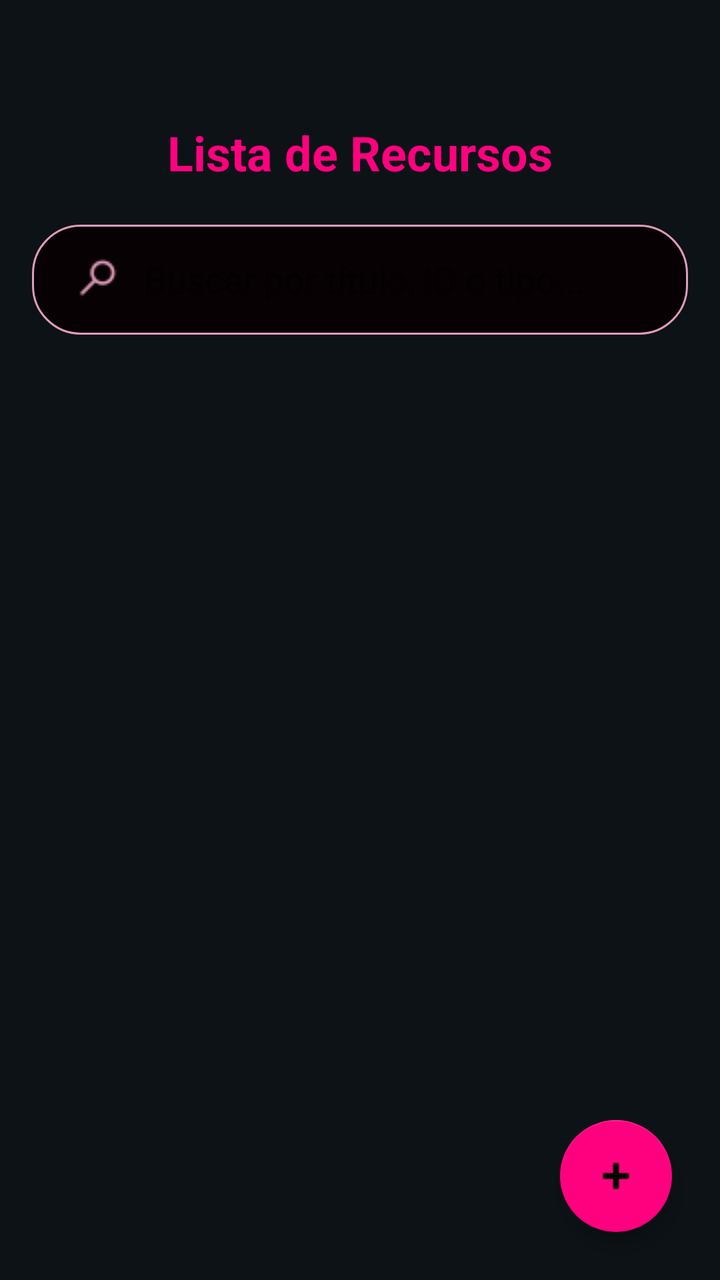
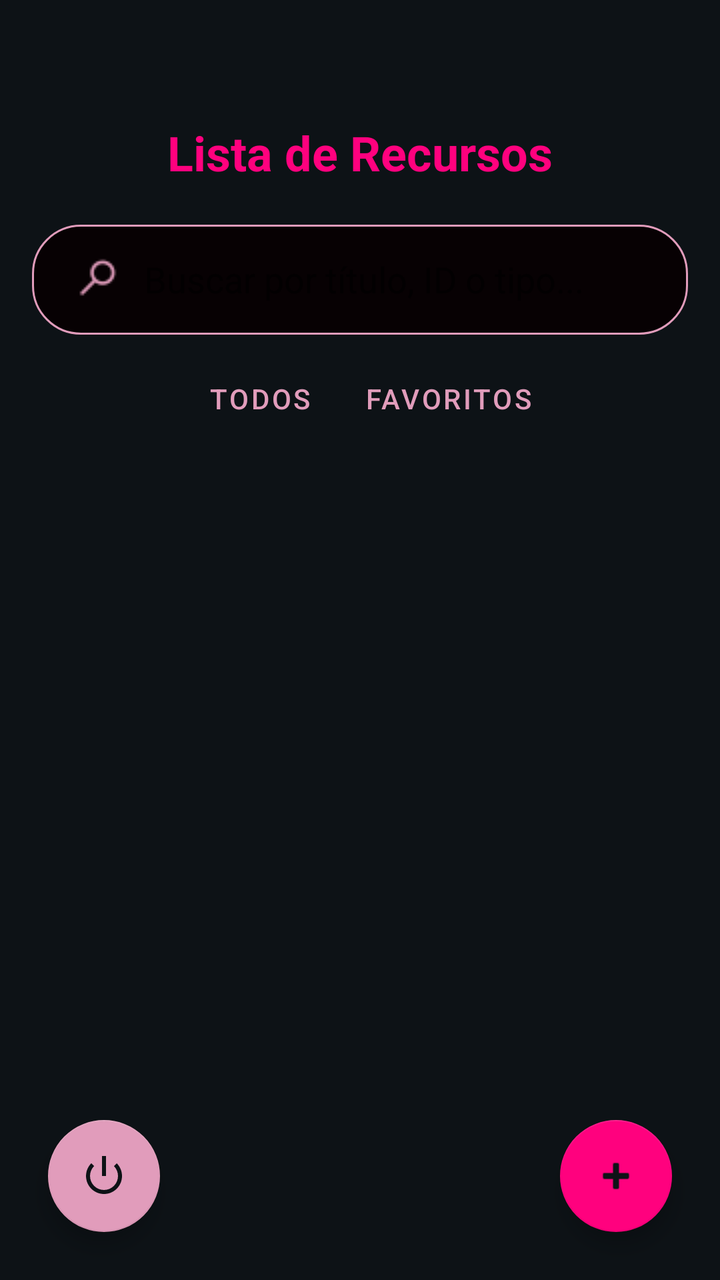

The first picture is an Android layout as it rendered before a commit; the second is the same layout after the commit. The layout source and the unified diff follow.
<!-- AndroidManifest.xml: application theme Theme.Athenea -->
<!-- res/layout/activity_recursos.xml -->
<?xml version="1.0" encoding="utf-8"?>
<RelativeLayout xmlns:android="http://schemas.android.com/apk/res/android"
    xmlns:app="http://schemas.android.com/apk/res-auto"
    android:layout_width="match_parent"
    android:layout_height="match_parent"
    android:background="@color/dark_bg">

    <TextView
        android:id="@+id/tvTitle"
        android:layout_width="wrap_content"
        android:layout_height="wrap_content"
        android:layout_centerHorizontal="true"
        android:layout_marginTop="60dp"
        android:text="@string/text_list"
        android:textColor="@color/pink_primary"
        android:textSize="24sp"
        android:textStyle="bold" />

    <androidx.appcompat.widget.SearchView
        android:id="@+id/searchView"
        android:layout_width="match_parent"
        android:layout_height="55dp"
        android:layout_below="@id/tvTitle"
        android:layout_marginHorizontal="16dp"
        android:layout_marginTop="20dp"
        android:layout_marginBottom="16dp"
        android:background="@drawable/rounded_input"
        app:iconifiedByDefault="false"
        app:queryBackground="@android:color/transparent"
        app:searchIcon="@drawable/buscador"
        app:queryHint="Buscar por título, ID o tipo..." />

    <ProgressBar
        android:id="@+id/progressBar"
        android:layout_width="wrap_content"
        android:layout_height="wrap_content"
        android:layout_centerInParent="true"
        android:indeterminateTint="@color/pink_primary"
        android:visibility="gone" />

    <androidx.recyclerview.widget.RecyclerView
        android:id="@+id/rvRecursos"
        android:layout_width="match_parent"
        android:layout_height="match_parent"
        android:layout_below="@id/searchView"
        android:padding="8dp" />

    <com.google.android.material.floatingactionbutton.FloatingActionButton
        android:id="@+id/fabAdd"
        android:layout_width="wrap_content"
        android:layout_height="wrap_content"
        android:layout_alignParentEnd="true"
        android:layout_alignParentBottom="true"
        android:layout_margin="24dp"
        android:src="@android:drawable/ic_input_add"
        app:backgroundTint="@color/pink_primary"
        app:tint="@color/black_deep" />

</RelativeLayout>
<!-- resources referenced by this layout -->
<resources>
  <color name="black_deep">#070103</color>
  <color name="dark_bg">#0D1216</color>
  <color name="pink_primary">#FF017E</color>
  <!-- drawable buscador: png bitmap (drawable, 654 bytes) -->
  <!-- drawable rounded_input (drawable) -->
  <?xml version="1.0" encoding="utf-8"?>
  <shape xmlns:android="http://schemas.android.com/apk/res/android">
      <solid android:color="@color/black_deep" />
      <corners android:radius="@dimen/rounded_radius" />
      <stroke
          android:width="1dp"
          android:color="@color/pink_accent" />
  </shape>
  <string name="text_list">Lista de Recursos</string>
  <style name="Theme.Athenea" parent="Theme.MaterialComponents.DayNight.NoActionBar">
          <item name="colorPrimary">@color/pink_primary</item>
          <item name="colorPrimaryVariant">@color/pink_accent</item>
          <item name="colorOnPrimary">@color/black_deep</item>
          <item name="android:statusBarColor">@color/dark_bg</item>
      </style>
  <dimen name="rounded_radius">24dp</dimen>
  <color name="pink_accent">#E19CBB</color>
</resources>

<!-- the commit's change to res/layout/activity_recursos.xml (unified diff, before → after) -->
@@ -3,7 +3,7 @@
     xmlns:app="http://schemas.android.com/apk/res-auto"
     android:layout_width="match_parent"
     android:layout_height="match_parent"
-    android:background="@color/dark_bg">
+    android:background="#0D1216">
 
     <TextView
         android:id="@+id/tvTitle"
@@ -12,7 +12,7 @@
         android:layout_centerHorizontal="true"
         android:layout_marginTop="60dp"
         android:text="@string/text_list"
-        android:textColor="@color/pink_primary"
+        android:textColor="#FF017E"
         android:textSize="24sp"
         android:textStyle="bold" />
 
@@ -23,27 +23,65 @@
         android:layout_below="@id/tvTitle"
         android:layout_marginHorizontal="16dp"
         android:layout_marginTop="20dp"
-        android:layout_marginBottom="16dp"
         android:background="@drawable/rounded_input"
         app:iconifiedByDefault="false"
         app:queryBackground="@android:color/transparent"
         app:searchIcon="@drawable/buscador"
-        app:queryHint="Buscar por título, ID o tipo..." />
+        app:queryHint="@string/filter_hint" />
+
+    <LinearLayout
+        android:id="@+id/layoutFilters"
+        android:layout_width="match_parent"
+        android:layout_height="wrap_content"
+        android:layout_below="@id/searchView"
+        android:orientation="horizontal"
+        android:paddingHorizontal="16dp"
+        android:layout_marginTop="8dp"
+        android:gravity="center">
+
+        <Button
+            android:id="@+id/btnFilterAll"
+            style="@style/Widget.MaterialComponents.Button.TextButton"
+            android:layout_width="wrap_content"
+            android:layout_height="wrap_content"
+            android:text="@string/filtro_todos"
+            android:textColor="#E19CBB" />
+
+        <Button
+            android:id="@+id/btnFilterFavs"
+            style="@style/Widget.MaterialComponents.Button.TextButton"
+            android:layout_width="wrap_content"
+            android:layout_height="wrap_content"
+            android:text="@string/filtro_favs"
+            android:textColor="#E19CBB" />
+    </LinearLayout>
 
     <ProgressBar
         android:id="@+id/progressBar"
         android:layout_width="wrap_content"
         android:layout_height="wrap_content"
         android:layout_centerInParent="true"
-        android:indeterminateTint="@color/pink_primary"
+        android:indeterminateTint="#FF017E"
         android:visibility="gone" />
 
     <androidx.recyclerview.widget.RecyclerView
         android:id="@+id/rvRecursos"
         android:layout_width="match_parent"
         android:layout_height="match_parent"
-        android:layout_below="@id/searchView"
+        android:layout_below="@id/layoutFilters"
         android:padding="8dp" />
+
+    <com.google.android.material.floatingactionbutton.FloatingActionButton
+        android:id="@+id/fabLogout"
+        android:layout_width="wrap_content"
+        android:layout_height="wrap_content"
+        android:layout_alignParentStart="true"
+        android:layout_alignParentBottom="true"
+        android:layout_marginStart="24dp"
+        android:layout_marginBottom="24dp"
+        android:src="@android:drawable/ic_lock_power_off"
+        app:backgroundTint="#E19CBB"
+        app:tint="#0D1216" />
 
     <com.google.android.material.floatingactionbutton.FloatingActionButton
         android:id="@+id/fabAdd"
@@ -53,7 +91,7 @@
         android:layout_alignParentBottom="true"
         android:layout_margin="24dp"
         android:src="@android:drawable/ic_input_add"
-        app:backgroundTint="@color/pink_primary"
-        app:tint="@color/black_deep" />
+        app:backgroundTint="#FF017E"
+        app:tint="#0D1216" />
 
 </RelativeLayout>
<!-- resource entries referenced after the edit -->
@@ -1,8 +1,5 @@
 <!-- resources referenced by this layout -->
 <resources>
-  <color name="black_deep">#070103</color>
-  <color name="dark_bg">#0D1216</color>
-  <color name="pink_primary">#FF017E</color>
   <!-- drawable buscador: png bitmap (drawable, 654 bytes) -->
   <!-- drawable rounded_input (drawable) -->
   <?xml version="1.0" encoding="utf-8"?>
@@ -13,6 +10,9 @@
           android:width="1dp"
           android:color="@color/pink_accent" />
   </shape>
+  <string name="filter_hint">Buscar por título, ID o tipo...</string>
+  <string name="filtro_favs">Favoritos</string>
+  <string name="filtro_todos">Todos</string>
   <string name="text_list">Lista de Recursos</string>
   <style name="Theme.Athenea" parent="Theme.MaterialComponents.DayNight.NoActionBar">
           <item name="colorPrimary">@color/pink_primary</item>
@@ -20,7 +20,10 @@
           <item name="colorOnPrimary">@color/black_deep</item>
           <item name="android:statusBarColor">@color/dark_bg</item>
       </style>
+  <color name="black_deep">#070103</color>
   <dimen name="rounded_radius">24dp</dimen>
   <color name="pink_accent">#E19CBB</color>
+  <color name="pink_primary">#FF017E</color>
+  <color name="dark_bg">#0D1216</color>
 </resources>
 
